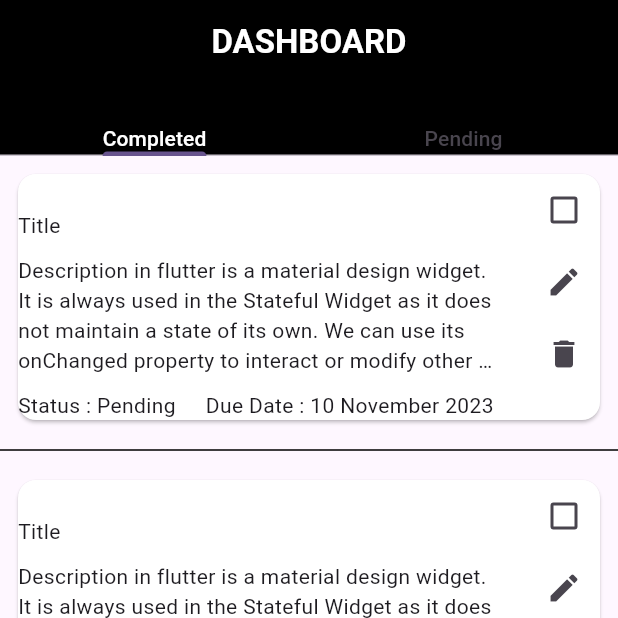
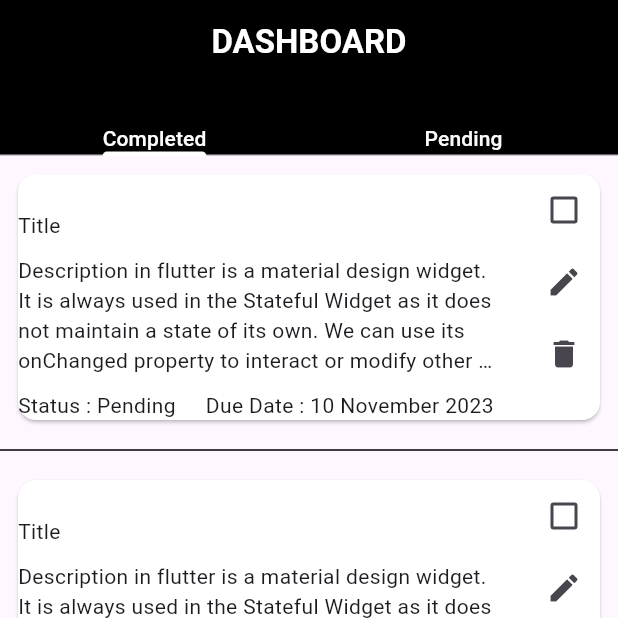
Before and after one commit to rayeensaniya/ToDo-App, a Flutter app: the screen it shows after launch, on a phone screen of 412 x 824 dp, the top half of it. Run offline on Flutter 3.47's test engine with Material 2 defaults, Android fonts, the phone set to English and light mode, and no system bars; our stand-ins replace rxdart.

Commit message:
bug_fixes

```diff
--- a/lib/main.dart
+++ b/lib/main.dart
@@ -1,6 +1,5 @@
 import 'package:flutter/material.dart';
 import 'package:todo_app/screens/dashboard.dart';
-import 'package:todo_app/screens/log_in.dart';
 
 void main() {
   runApp(const MyApp());
@@ -16,6 +15,11 @@ class MyApp extends StatelessWidget {
       theme: ThemeData(
         colorScheme: ColorScheme.fromSeed(seedColor: Colors.deepPurple),
         useMaterial3: true,
+        tabBarTheme: TabBarTheme(
+          unselectedLabelColor: Colors.grey.shade50,
+
+          indicatorColor: Colors.white
+        )
       ),
       home: const Dashboard(),
     );
```
Also changed, not shown: lib/screens/dashboard.dart (+3 -4 lines).
